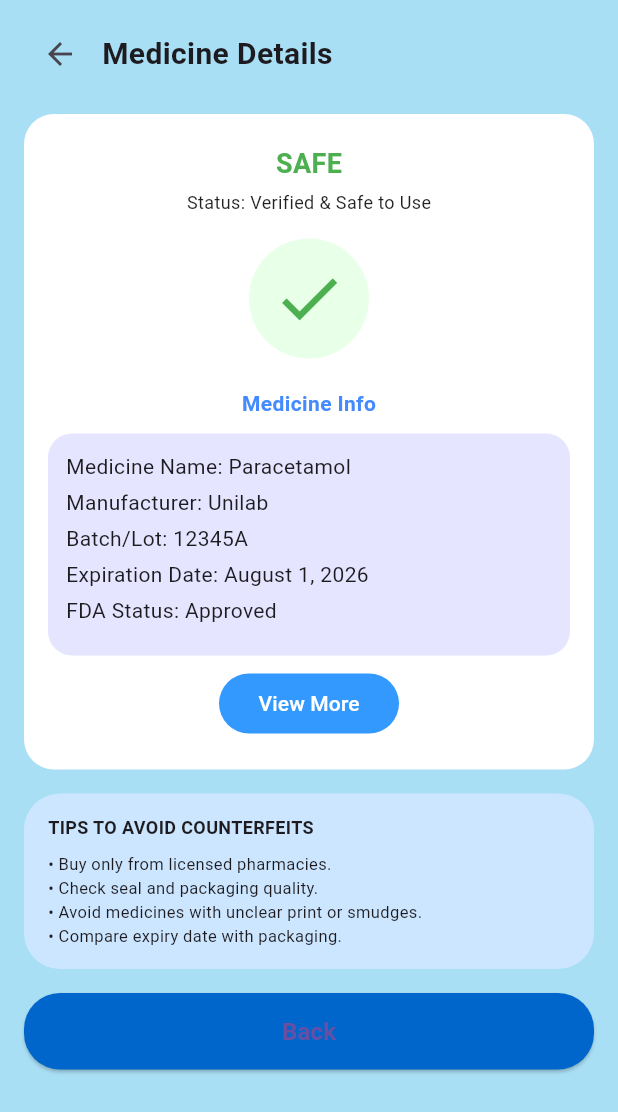
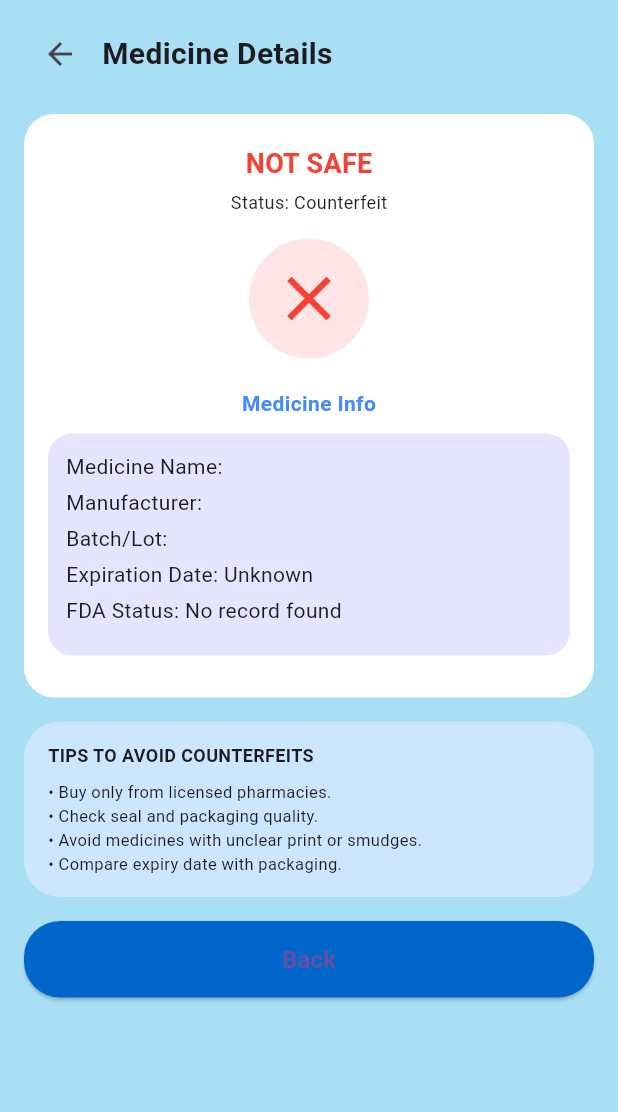
Before and after one commit to yssaarong/SE-QRx, a Flutter app: the MedicineDetailsScreen screen opened directly with empty values, on a phone screen of 412 x 824 dp. Shown: the top 1112 px of the screen. Run offline on Flutter 3.47's test engine with Material 3 defaults, Android fonts, the phone set to English and light mode, and no system bars; our stand-ins replace flutter_tts; missing offline and left inert: mobile_scanner.

```diff
--- a/qrx_app/lib/input_medicine_screen.dart
+++ b/qrx_app/lib/input_medicine_screen.dart
@@ -27,7 +27,6 @@ class _InputMedicineScreenState extends State<InputMedicineScreen> {
     final manufacturer = _manufacturerController.text.trim();
     final batch = _batchController.text.trim();
 
-    // 1) Require all fields
     if (name.isEmpty || manufacturer.isEmpty || batch.isEmpty) {
       ScaffoldMessenger.of(context).showSnackBar(
         const SnackBar(content: Text('Please fill in all medicine details.')),
@@ -35,7 +34,6 @@ class _InputMedicineScreenState extends State<InputMedicineScreen> {
       return;
     }
 
-    // 2) Check against medicineDatabase (name + manufacturer + batch)
     final match = medicineDatabase.firstWhere(
       (m) =>
           m['name']!.toLowerCase() == name.toLowerCase() &&
@@ -51,12 +49,14 @@ class _InputMedicineScreenState extends State<InputMedicineScreen> {
       return;
     }
 
-    // 3) If found, go to result screen with status
     Navigator.push(
       context,
       MaterialPageRoute(
         builder: (_) => MedicineDetailsScreen(
-          status: match['status']!, // Safe / Counterfeit
+          status: match['status']!,
+          name: match['name']!,
+          manufacturer: match['manufacturer']!,
+          batch: match['batch']!,
         ),
       ),
     );
--- a/qrx_app/lib/medicine_details_screen.dart
+++ b/qrx_app/lib/medicine_details_screen.dart
@@ -2,8 +2,17 @@ import 'package:flutter/material.dart';
 
 class MedicineDetailsScreen extends StatefulWidget {
   final String status;
+  final String name;
+  final String manufacturer;
+  final String batch;
 
-  const MedicineDetailsScreen({super.key, required this.status});
+  const MedicineDetailsScreen({
+    super.key,
+    required this.status,
+    required this.name,
+    required this.manufacturer,
+    required this.batch,
+  });
 
   @override
   State<MedicineDetailsScreen> createState() => _MedicineDetailsScreenState();
@@ -11,6 +20,8 @@ class MedicineDetailsScreen extends StatefulWidget {
 
 class _MedicineDetailsScreenState extends State<MedicineDetailsScreen> {
   bool _expanded = false;
+
+  bool get _isSafe => widget.status.toLowerCase() == 'safe';
 
   @override
   Widget build(BuildContext context) {
@@ -38,7 +49,7 @@ class _MedicineDetailsScreenState extends State<MedicineDetailsScreen> {
               ),
               const SizedBox(height: 16),
 
-              // White card (scrollable, no Expanded)
+              // White card
               Container(
                 width: double.infinity,
                 padding:
@@ -50,18 +61,20 @@ class _MedicineDetailsScreenState extends State<MedicineDetailsScreen> {
                 child: Column(
                   mainAxisSize: MainAxisSize.min,
                   children: [
-                    const Text(
-                      'SAFE',
+                    Text(
+                      _isSafe ? 'SAFE' : 'NOT SAFE',
                       style: TextStyle(
-                        color: Colors.green,
+                        color: _isSafe ? Colors.green : Colors.red,
                         fontSize: 18,
                         fontWeight: FontWeight.w700,
                       ),
                     ),
                     const SizedBox(height: 4),
-                    const Text(
-                      'Status: Verified & Safe to Use',
-                      style: TextStyle(
+                    Text(
+                      _isSafe
+                          ? 'Status: Verified & Safe to Use'
+                          : 'Status: Counterfeit',
+                      style: const TextStyle(
                         fontSize: 12,
                         color: Colors.black87,
                       ),
@@ -71,14 +84,16 @@ class _MedicineDetailsScreenState extends State<MedicineDetailsScreen> {
                     Container(
                       width: 80,
                       height: 80,
-                      decoration: const BoxDecoration(
-                        color: Color(0xFFE8FFE8),
+                      decoration: BoxDecoration(
+                        color: _isSafe
+                            ? const Color(0xFFE8FFE8)
+                            : const Color(0xFFFFE5E5),
                         shape: BoxShape.circle,
                       ),
-                      child: const Icon(
-                        Icons.check,
+                      child: Icon(
+                        _isSafe ? Icons.check : Icons.close,
                         size: 50,
-                        color: Colors.green,
+                        color: _isSafe ? Colors.green : Colors.red,
                       ),
                     ),
 
@@ -94,7 +109,7 @@ class _MedicineDetailsScreenState extends State<MedicineDetailsScreen> {
                     ),
                     const SizedBox(height: 10),
 
-                    // info box with collapsible text
+                    // info box
                     Container(
                       width: double.infinity,
                       padding: const EdgeInsets.all(12),
@@ -105,17 +120,23 @@ class _MedicineDetailsScreenState extends State<MedicineDetailsScreen> {
                       child: Column(
                         crossAxisAlignment: CrossAxisAlignment.start,
                         children: [
-                          const Text('Medicine Name: Paracetamol'),
+                          Text('Medicine Name: ${widget.name}'),
                           const SizedBox(height: 4),
-                          const Text('Manufacturer: Unilab'),
+                          Text('Manufacturer: ${widget.manufacturer}'),
                           const SizedBox(height: 4),
-                          const Text('Batch/Lot: 12345A'),
+                          Text('Batch/Lot: ${widget.batch}'),
                           const SizedBox(height: 4),
-                          const Text('Expiration Date: August 1, 2026'),
+                          Text(_isSafe
+                              ? 'Expiration Date: August 1, 2026'
+                              : 'Expiration Date: Unknown'),
                           const SizedBox(height: 4),
-                          const Text('FDA Status: Approved'),
+                          Text(_isSafe
+                              ? 'FDA Status: Approved'
+                              : 'FDA Status: No record found'),
                           const SizedBox(height: 8),
-                          if (_expanded) ...[
+
+                          // Extra details ONLY when safe
+                          if (_isSafe && _expanded) ...[
                             const Text(
                               'Description:',
                               style: TextStyle(fontWeight: FontWeight.w600),
@@ -151,7 +172,8 @@ class _MedicineDetailsScreenState extends State<MedicineDetailsScreen> {
 
                     const SizedBox(height: 8),
 
-                    // View More / View Less
+                    // View More / View Less ONLY when safe
+                    if (_isSafe)
                       SizedBox(
                         width: 120,
                         child: TextButton(
@@ -168,7 +190,8 @@ class _MedicineDetailsScreenState extends State<MedicineDetailsScreen> {
                               _expanded = !_expanded;
                             });
                           },
-                        child: Text(_expanded ? 'View Less' : 'View More'),
+                          child:
+                              Text(_expanded ? 'View Less' : 'View More'),
                         ),
                       ),
                   ],
```
Lines whose indentation alone changed are shown as unchanged.
